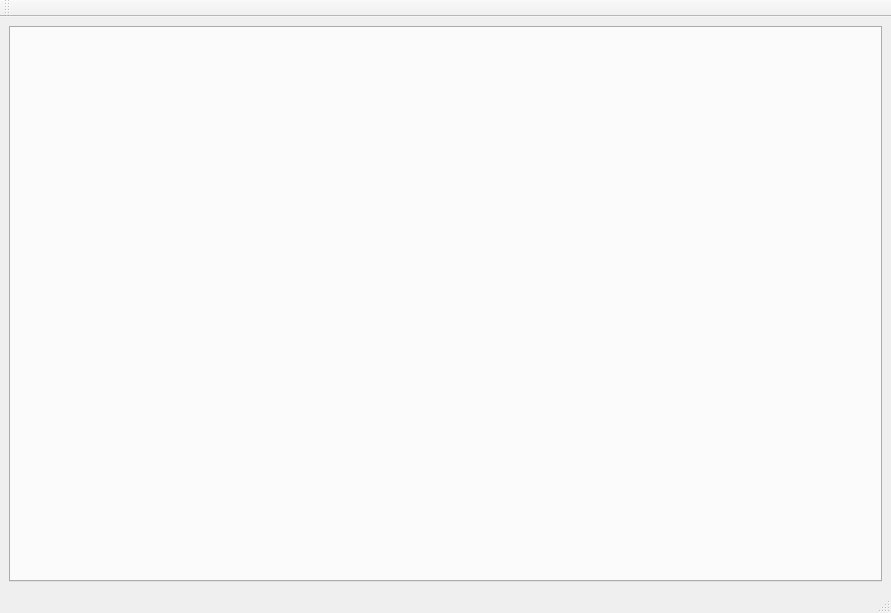
Kalbra/skui, file src/core/mainwindow.ui: the form before one commit.
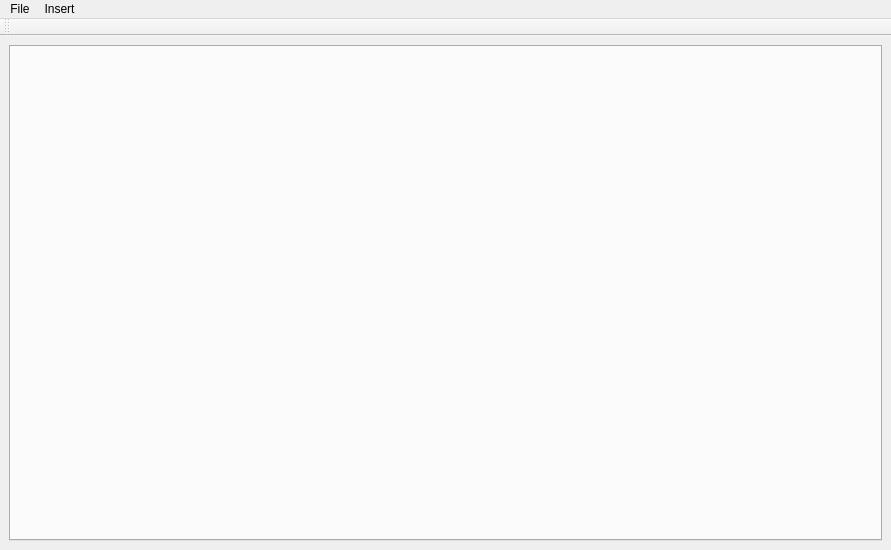
The form after the commit.

Patch:
```diff
--- a/src/core/mainwindow.ui
+++ b/src/core/mainwindow.ui
@@ -7,7 +7,7 @@
     <x>0</x>
     <y>0</y>
     <width>891</width>
-    <height>613</height>
+    <height>550</height>
    </rect>
   </property>
   <property name="windowTitle">
@@ -17,9 +17,15 @@
    <layout class="QGridLayout" name="gridLayout">
     <item row="0" column="0">
      <widget class="QTabWidget" name="boards">
+      <property name="tabPosition">
+       <enum>QTabWidget::North</enum>
+      </property>
       <property name="currentIndex">
        <number>-1</number>
       </property>
+      <property name="tabsClosable">
+       <bool>true</bool>
+      </property>
      </widget>
     </item>
    </layout>
@@ -33,8 +39,23 @@
      <height>20</height>
     </rect>
    </property>
+   <widget class="QMenu" name="menuFile">
+    <property name="title">
+     <string>File</string>
+    </property>
+    <addaction name="actionNew"/>
+    <addaction name="actionOpen"/>
+   </widget>
+   <widget class="QMenu" name="menuInsert">
+    <property name="title">
+     <string>Insert</string>
+    </property>
+    <addaction name="actionButton"/>
+    <addaction name="actionSlider"/>
+   </widget>
+   <addaction name="menuFile"/>
+   <addaction name="menuInsert"/>
   </widget>
-  <widget class="QStatusBar" name="statusbar"/>
   <widget class="QToolBar" name="toolBar">
    <property name="windowTitle">
     <string>toolBar</string>
```
Left out of the diff: 20 changed lines with no effect on the pictures.
